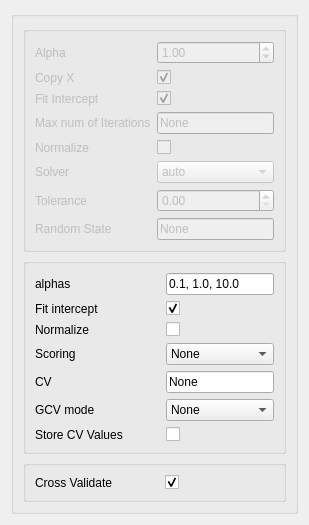
The window that ui/Ridge.ui (tisaconundrum2/PySAT-GUI) describes before a commit, drawn with Qt 5.
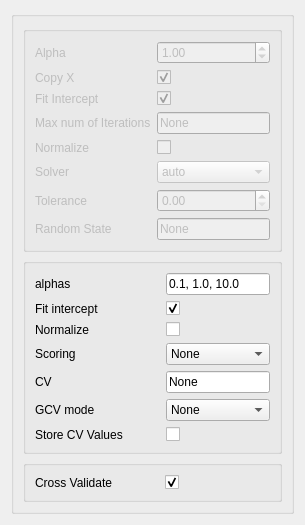
The same window after the commit.

Commit message: Differentiating CV names

```diff
--- a/ui/Ridge.ui
+++ b/ui/Ridge.ui
@@ -2,6 +2,14 @@
 <ui version="4.0">
  <class>Form</class>
  <widget class="QWidget" name="Form">
+  <property name="geometry">
+   <rect>
+    <x>0</x>
+    <y>0</y>
+    <width>305</width>
+    <height>459</height>
+   </rect>
+  </property>
   <property name="sizePolicy">
    <sizepolicy hsizetype="Ignored" vsizetype="Ignored">
     <horstretch>0</horstretch>
```
Left out of the diff: 68 changed lines with no effect on the pictures. The commit also changes 1 other file.
